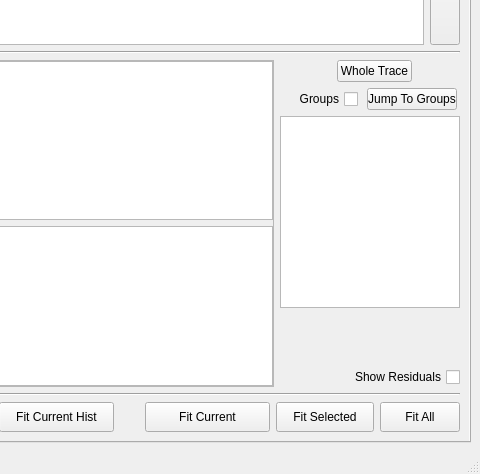
Before: the Qt Designer form resources/ui/mainwindow.ui in BioPhysicsUP/Full_SMS, drawn with Qt 5; both pictures show x 630 to 1110 and y 168 to 642 of the 1110 by 642 pixel window.
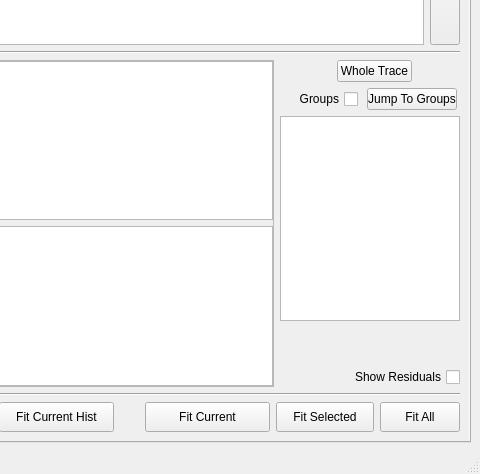
After: the same form once the commit is applied. The open tabs and pages were chosen to show the change. Icons and pictures are not drawn. Custom widgets are drawn as their Qt base class.

```diff
--- a/resources/ui/mainwindow.ui
+++ b/resources/ui/mainwindow.ui
@@ -1990,7 +1990,7 @@
               <property name="maximumSize">
                <size>
                 <width>180</width>
-                <height>200</height>
+                <height>16777215</height>
                </size>
               </property>
              </widget>
@@ -2000,6 +2000,9 @@
               <property name="orientation">
                <enum>Qt::Vertical</enum>
               </property>
+              <property name="sizeType">
+               <enum>QSizePolicy::Minimum</enum>
+              </property>
               <property name="sizeHint" stdset="0">
                <size>
                 <width>20</width>
```
Left out of the diff: 11 changed lines with no effect on the pictures.
